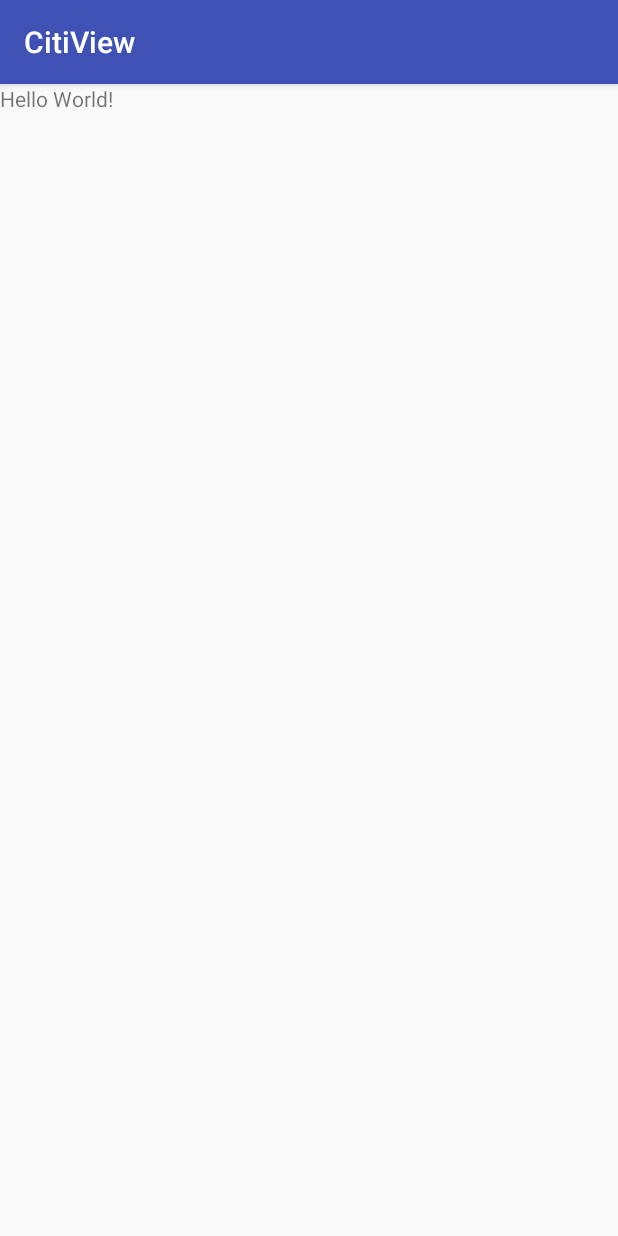
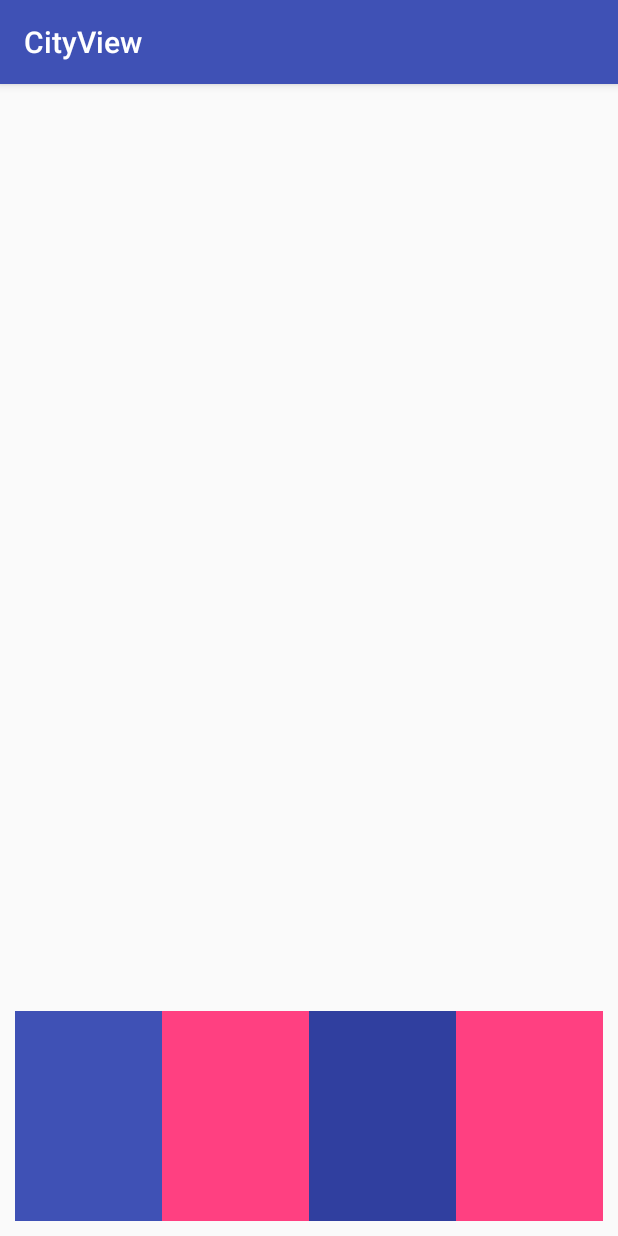
Before and after one commit to alorma/CityView, an Android app: the screen it shows after launch (MainActivity), on a phone screen of 412 x 824 dp. Run offline under Robolectric (Android 15) with nearby library versions, the phone set to English and light mode, and no system bars.

Commit message:
Layout views

```diff
--- /dev/null
+++ b/library/src/main/java/com/alorma/cityview/BuildingView.java
@@ -0,0 +1,56 @@
+package com.alorma.cityview;
+
+import android.content.Context;
+import android.content.res.TypedArray;
+import android.graphics.Canvas;
+import android.graphics.Color;
+import android.graphics.Paint;
+import android.graphics.Rect;
+import android.os.Build;
+import android.support.annotation.Nullable;
+import android.support.annotation.RequiresApi;
+import android.util.AttributeSet;
+import android.view.View;
+
+public class BuildingView extends View {
+
+  private int buildingColor = Color.GRAY;
+
+  public BuildingView(Context context) {
+    super(context);
+    init(context, null);
+  }
+
+  public BuildingView(Context context, @Nullable AttributeSet attrs) {
+    super(context, attrs);
+    init(context, attrs);
+  }
+
+  public BuildingView(Context context, @Nullable AttributeSet attrs, int defStyleAttr) {
+    super(context, attrs, defStyleAttr);
+    init(context, attrs);
+  }
+
+  @RequiresApi(api = Build.VERSION_CODES.LOLLIPOP)
+  public BuildingView(Context context, @Nullable AttributeSet attrs, int defStyleAttr, int defStyleRes) {
+    super(context, attrs, defStyleAttr, defStyleRes);
+    init(context, attrs);
+  }
+
+  private void init(Context context, AttributeSet attrs) {
+    if (!isInEditMode()) {
+
+    }
+
+    if (attrs != null) {
+      TypedArray ta = context.obtainStyledAttributes(attrs, R.styleable.BuildingView, 0, 0);
+      try {
+        buildingColor = ta.getColor(R.styleable.BuildingView_building_color, buildingColor);
+      } finally {
+        ta.recycle();
+      }
+    }
+
+    setBackgroundColor(buildingColor);
+  }
+}
--- a/library/src/main/java/com/alorma/cityview/CityView.java
+++ b/library/src/main/java/com/alorma/cityview/CityView.java
@@ -6,32 +6,67 @@ import android.support.annotation.Nullable;
 import android.support.annotation.RequiresApi;
 import android.util.AttributeSet;
 import android.view.View;
+import android.view.ViewGroup;
 
-public class CityView extends View {
+public class CityView extends ViewGroup {
+
   public CityView(Context context) {
     super(context);
-    init(context);
+    init();
   }
 
   public CityView(Context context, @Nullable AttributeSet attrs) {
     super(context, attrs);
-    init(context);
+    init();
   }
 
   public CityView(Context context, @Nullable AttributeSet attrs, int defStyleAttr) {
     super(context, attrs, defStyleAttr);
-    init(context);
+    init();
   }
 
   @RequiresApi(api = Build.VERSION_CODES.LOLLIPOP)
   public CityView(Context context, @Nullable AttributeSet attrs, int defStyleAttr, int defStyleRes) {
     super(context, attrs, defStyleAttr, defStyleRes);
-    init(context);
+    init();
   }
 
-  private void init(Context context) {
+  private void init() {
     if (!isInEditMode()) {
 
     }
   }
+
+  @Override
+  protected void onMeasure(int widthMeasureSpec, int heightMeasureSpec) {
+    int totalWidth = MeasureSpec.getSize(widthMeasureSpec);
+    int totalHeight = MeasureSpec.getSize(heightMeasureSpec);
+    int childWidth = totalWidth / getChildCount();
+
+    for (int i = 0; i < getChildCount(); i++) {
+      final View child = getChildAt(i);
+      child.measure(MeasureSpec.makeMeasureSpec(childWidth, MeasureSpec.EXACTLY), heightMeasureSpec);
+    }
+
+    setMeasuredDimension(totalWidth, totalHeight);
+  }
+
+  @Override
+  protected void onLayout(boolean changed, int l, int t, int r, int b) {
+    int left = 0;
+
+    for (int i = 0; i < getChildCount(); i++) {
+      View view = getChildAt(i);
+      view.layout(left, 0, left + view.getMeasuredWidth(), view.getMeasuredHeight());
+
+      left = left + view.getMeasuredWidth();
+    }
+  }
+
+  @Override
+  public void addView(View child, int index, ViewGroup.LayoutParams params) {
+    if (child instanceof BuildingView) {
+      super.addView(child, index, params);
+    }
+  }
 }
--- /dev/null
+++ b/library/src/main/res/values/attrs.xml
@@ -0,0 +1,6 @@
+<?xml version="1.0" encoding="utf-8"?>
+<resources>
+  <declare-styleable name="BuildingView">
+    <attr name="building_color" format="color"/>
+  </declare-styleable>
+</resources>
--- a/library/src/main/res/values/strings.xml
+++ b/library/src/main/res/values/strings.xml
@@ -1,3 +1,3 @@
 <resources>
-  <string name="app_name">library</string>
+
 </resources>
--- a/sample/src/main/res/layout/activity_main.xml
+++ b/sample/src/main/res/layout/activity_main.xml
@@ -7,10 +7,37 @@
     tools:context="com.alorma.cityview.sample.MainActivity"
     >
 
-  <TextView
-      android:layout_width="wrap_content"
-      android:layout_height="wrap_content"
-      android:text="Hello World!"
-      />
+  <com.alorma.cityview.CityView
+      android:layout_width="match_parent"
+      android:layout_height="140dp"
+      android:layout_gravity="bottom"
+      android:layout_margin="10dp"
+      >
+
+    <com.alorma.cityview.BuildingView
+        android:layout_width="wrap_content"
+        android:layout_height="wrap_content"
+        app:building_color="@color/colorPrimary"
+        />
+
+    <com.alorma.cityview.BuildingView
+        android:layout_width="wrap_content"
+        android:layout_height="wrap_content"
+        app:building_color="@color/colorAccent"
+        />
+
+    <com.alorma.cityview.BuildingView
+        android:layout_width="wrap_content"
+        android:layout_height="wrap_content"
+        app:building_color="@color/colorPrimaryDark"
+        />
+
+    <com.alorma.cityview.BuildingView
+        android:layout_width="wrap_content"
+        android:layout_height="wrap_content"
+        app:building_color="@color/colorAccent"
+        />
+
+  </com.alorma.cityview.CityView>
 
 </FrameLayout>
--- a/sample/src/main/res/values/strings.xml
+++ b/sample/src/main/res/values/strings.xml
@@ -1,3 +1,3 @@
 <resources>
-  <string name="app_name">CitiView</string>
+  <string name="app_name">CityView</string>
 </resources>
```
Also changed, not shown: library/src/main/AndroidManifest.xml (+2 -7 lines).
